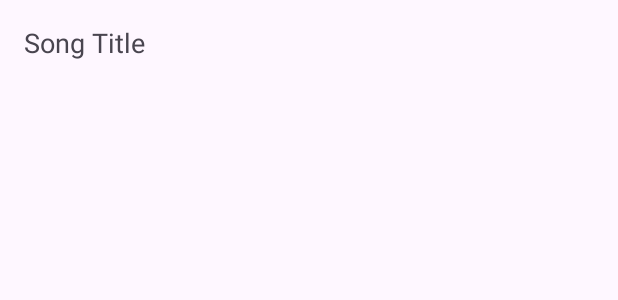
After one commit to MatheusScafuro/SonycSyncMobile, an Android app: the layout item_song.xml on its own in the app's theme, with its tools: preview values and no code run, on a phone screen of 412 x 824 dp. The commit adds this screen. Shown: the top 300 px of the screen. Run offline under Robolectric (Android 15) with nearby library versions, the phone set to English and light mode, and no system bars.

Commit message:
update 2.0

```diff
--- a/app/build.gradle.kts
+++ b/app/build.gradle.kts
@@ -43,6 +43,7 @@ dependencies {
     implementation(libs.androidx.constraintlayout)
     implementation(libs.androidx.navigation.fragment.ktx)
     implementation(libs.androidx.navigation.ui.ktx)
+    implementation(libs.androidx.recyclerview)
     testImplementation(libs.junit)
     androidTestImplementation(libs.androidx.junit)
     androidTestImplementation(libs.androidx.espresso.core)
--- a/app/src/main/res/layout/activity_home.xml
+++ b/app/src/main/res/layout/activity_home.xml
@@ -17,6 +17,7 @@
         android:layout_width="match_parent"
         android:layout_height="wrap_content"
         android:text="Reproduzir Músicas"/>
+
 
     <Button
         android:id="@+id/myLibraryButton"
--- /dev/null
+++ b/app/src/main/res/layout/activity_main.xml
@@ -0,0 +1,5 @@
+<?xml version="1.0" encoding="utf-8"?>
+<androidx.recyclerview.widget.RecyclerView xmlns:android="http://schemas.android.com/apk/res/android"
+    android:id="@+id/recycler_view"
+    android:layout_width="match_parent"
+    android:layout_height="match_parent" />
--- /dev/null
+++ b/app/src/main/res/layout/item_song.xml
@@ -0,0 +1,14 @@
+<?xml version="1.0" encoding="utf-8"?>
+<LinearLayout xmlns:android="http://schemas.android.com/apk/res/android"
+    android:layout_width="match_parent"
+    android:layout_height="wrap_content"
+    android:orientation="vertical"
+    android:padding="16dp">
+
+    <TextView
+        android:id="@+id/song_title"
+        android:layout_width="wrap_content"
+        android:layout_height="wrap_content"
+        android:textSize="18sp"
+        android:text="Song Title" />
+</LinearLayout>
--- a/gradle/libs.versions.toml
+++ b/gradle/libs.versions.toml
@@ -10,6 +10,7 @@ material = "1.10.0"
 constraintlayout = "2.1.4"
 navigationFragmentKtx = "2.6.0"
 navigationUiKtx = "2.6.0"
+recyclerview = "1.3.2"
 
 [libraries]
 androidx-core-ktx = { group = "androidx.core", name = "core-ktx", version.ref = "coreKtx" }
@@ -21,6 +22,7 @@ material = { group = "com.google.android.material", name = "material", version.r
 androidx-constraintlayout = { group = "androidx.constraintlayout", name = "constraintlayout", version.ref = "constraintlayout" }
 androidx-navigation-fragment-ktx = { group = "androidx.navigation", name = "navigation-fragment-ktx", version.ref = "navigationFragmentKtx" }
 androidx-navigation-ui-ktx = { group = "androidx.navigation", name = "navigation-ui-ktx", version.ref = "navigationUiKtx" }
+androidx-recyclerview = { group = "androidx.recyclerview", name = "recyclerview", version.ref = "recyclerview" }
 
 [plugins]
 android-application = { id = "com.android.application", version.ref = "agp" }
```
Also changed, not shown: app/src/main/java/com/example/myapplication/MainActivity.java (added, +56 -0 lines), app/src/main/java/com/example/myapplication/Song.java (added, +19 -0 lines), app/src/main/java/com/example/myapplication/SongAdapter.java (added, +63 -0 lines), app/src/main/res/drawable/app_logo.xml (line endings or trailing spaces).
